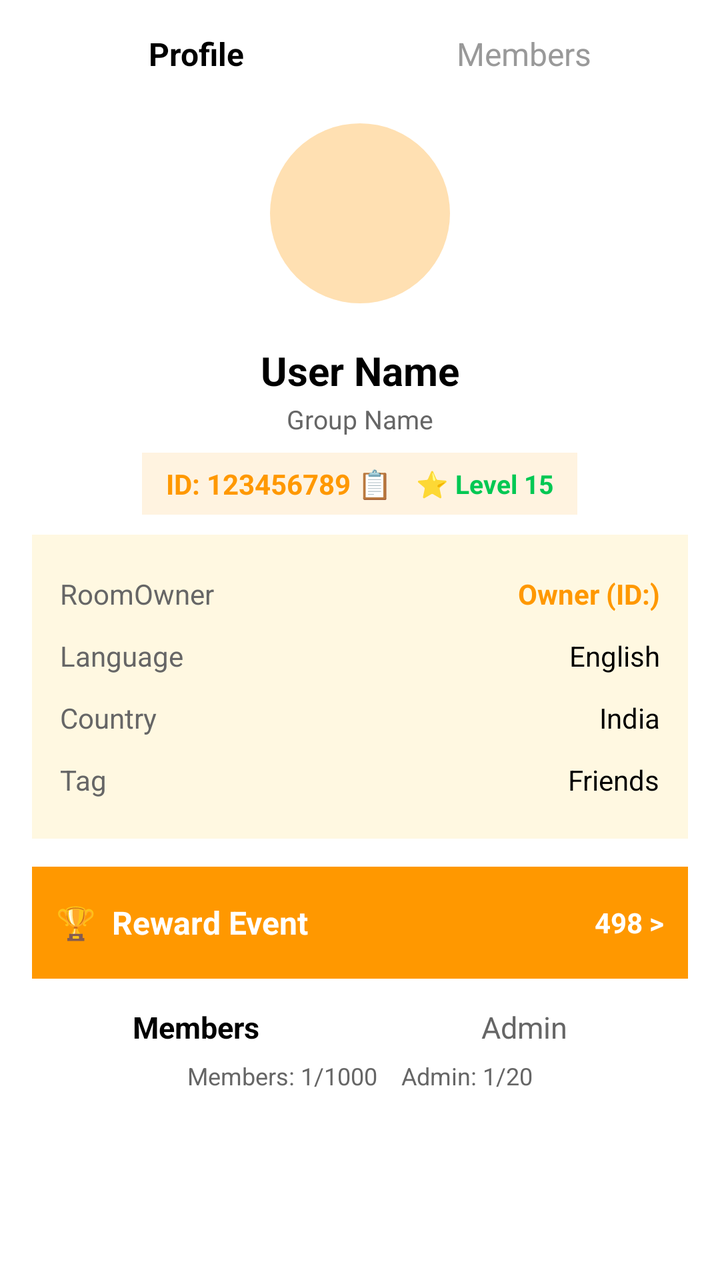
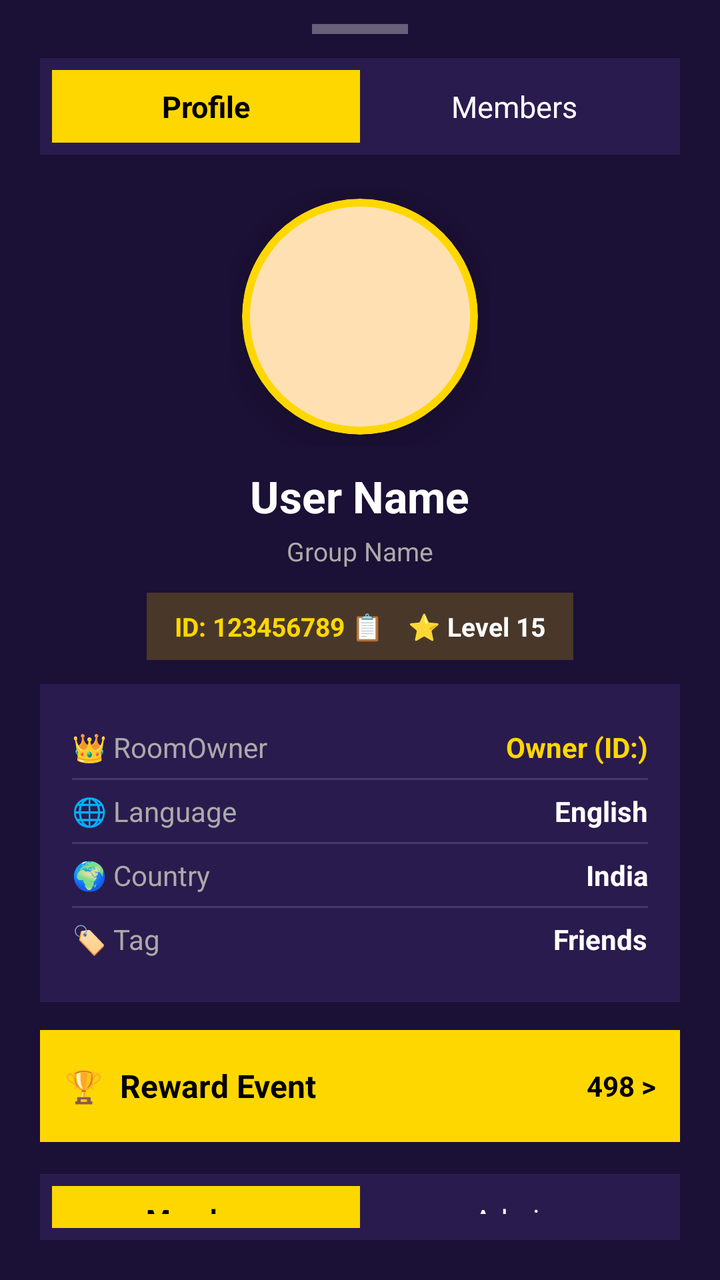

The first picture is an Android layout as it rendered before a commit; the second is the same layout after the commit. The layout source and the unified diff follow.
<!-- AndroidManifest.xml: application theme Theme.SRVoiceChat -->
<!-- res/layout/dialog_user_profile.xml -->
<?xml version="1.0" encoding="utf-8"?>
<LinearLayout xmlns:android="http://schemas.android.com/apk/res/android"
    xmlns:app="http://schemas.android.com/apk/res-auto"
    android:layout_width="match_parent"
    android:layout_height="wrap_content"
    android:orientation="vertical"
    android:background="#FFFFFF"
    android:padding="16dp"
    android:gravity="center">

    
    <LinearLayout
        android:layout_width="match_parent"
        android:layout_height="wrap_content"
        android:orientation="horizontal"
        android:gravity="center"
        android:layout_marginBottom="14dp">

        <TextView
            android:id="@+id/txtProfileTab"
            android:layout_width="0dp"
            android:layout_height="wrap_content"
            android:layout_weight="1"
            android:text="Profile"
            android:textSize="16sp"
            android:textStyle="bold"
            android:textColor="#000000"
            android:gravity="center" />

        <TextView
            android:id="@+id/txtMembersTopTab"
            android:layout_width="0dp"
            android:layout_height="wrap_content"
            android:layout_weight="1"
            android:text="Members"
            android:textSize="16sp"
            android:textColor="#999999"
            android:gravity="center" />
    </LinearLayout>

    
    <FrameLayout
        android:layout_width="110dp"
        android:layout_height="110dp"
        android:layout_marginBottom="10dp">
        <androidx.cardview.widget.CardView
            android:layout_width="90dp"
            android:layout_height="90dp"
            android:layout_gravity="center"
            app:cardCornerRadius="45dp"
            app:cardElevation="0dp">
            <ImageView
                android:id="@+id/imgUserProfile"
                android:layout_width="match_parent"
                android:layout_height="match_parent"
                android:scaleType="centerCrop"
                android:background="#FFE0B2" />
        </androidx.cardview.widget.CardView>
        <ImageView
            android:id="@+id/imgUserFrame"
            android:layout_width="110dp"
            android:layout_height="110dp"
            android:layout_gravity="center"
            android:visibility="gone"
            android:scaleType="fitXY" />
    </FrameLayout>

    
    <TextView
        android:id="@+id/txtUserName"
        android:layout_width="wrap_content"
        android:layout_height="wrap_content"
        android:text="User Name"
        android:textColor="#000000"
        android:textSize="20sp"
        android:textStyle="bold" />

    
    <TextView
        android:id="@+id/txtUserVipBadge"
        android:layout_width="wrap_content"
        android:layout_height="wrap_content"
        android:text=""
        android:textColor="#FF9800"
        android:textSize="13sp"
        android:textStyle="bold"
        android:background="#33FF9800"
        android:paddingHorizontal="12dp"
        android:paddingVertical="5dp"
        android:layout_marginTop="6dp"
        android:visibility="gone" />

    
    <TextView
        android:id="@+id/txtGroupName"
        android:layout_width="wrap_content"
        android:layout_height="wrap_content"
        android:text="Group Name"
        android:textColor="#666666"
        android:textSize="13sp"
        android:layout_marginTop="2dp" />

    
    <LinearLayout
        android:layout_width="wrap_content"
        android:layout_height="wrap_content"
        android:orientation="horizontal"
        android:gravity="center"
        android:layout_marginTop="8dp"
        android:layout_marginBottom="10dp"
        android:background="#FFF3E0"
        android:paddingHorizontal="12dp"
        android:paddingVertical="6dp">

        <TextView
            android:id="@+id/txtUserId"
            android:layout_width="wrap_content"
            android:layout_height="wrap_content"
            android:text="ID: 123456789 📋"
            android:textColor="#FF9800"
            android:textSize="14sp"
            android:textStyle="bold"
            android:layout_marginEnd="12dp"
            android:clickable="true"
            android:focusable="true"/>

        <TextView
            android:id="@+id/txtUserLevel"
            android:layout_width="wrap_content"
            android:layout_height="wrap_content"
            android:text="⭐ Level 15"
            android:textColor="#00C853"
            android:textSize="13sp"
            android:textStyle="bold"/>
    </LinearLayout>

    
    <LinearLayout
        android:id="@+id/layoutUserAgency"
        android:layout_width="wrap_content"
        android:layout_height="wrap_content"
        android:orientation="horizontal"
        android:gravity="center"
        android:background="#1E8E3E"
        android:paddingHorizontal="12dp"
        android:paddingVertical="5dp"
        android:layout_marginBottom="10dp"
        android:visibility="gone">
        <TextView
            android:id="@+id/txtUserAgency"
            android:layout_width="wrap_content"
            android:layout_height="wrap_content"
            android:text="AGENCY"
            android:textColor="#FFFFFF"
            android:textSize="11sp"
            android:textStyle="bold"
            android:letterSpacing="0.12" />
    </LinearLayout>

    
    <LinearLayout
        android:id="@+id/layoutHeaderInfo"
        android:layout_width="match_parent"
        android:layout_height="wrap_content"
        android:orientation="vertical"
        android:background="#FFF8E1"
        android:padding="14dp">

        <LinearLayout android:layout_width="match_parent" android:layout_height="wrap_content" android:orientation="horizontal" android:paddingTop="6dp" android:paddingBottom="6dp">
            <TextView android:layout_width="0dp" android:layout_height="wrap_content" android:layout_weight="1" android:text="RoomOwner" android:textColor="#666666" android:textSize="14sp" />
            <TextView android:id="@+id/txtRoomOwner" android:layout_width="wrap_content" android:layout_height="wrap_content" android:text="Owner (ID:)" android:textColor="#FF9800" android:textSize="14sp" android:textStyle="bold" />
        </LinearLayout>

        <LinearLayout android:layout_width="match_parent" android:layout_height="wrap_content" android:orientation="horizontal" android:paddingTop="6dp" android:paddingBottom="6dp">
            <TextView android:layout_width="0dp" android:layout_height="wrap_content" android:layout_weight="1" android:text="Language" android:textColor="#666666" android:textSize="14sp" />
            <TextView android:id="@+id/txtHeaderLanguage" android:layout_width="wrap_content" android:layout_height="wrap_content" android:text="English" android:textColor="#000000" android:textSize="14sp" />
        </LinearLayout>

        <LinearLayout android:layout_width="match_parent" android:layout_height="wrap_content" android:orientation="horizontal" android:paddingTop="6dp" android:paddingBottom="6dp">
            <TextView android:layout_width="0dp" android:layout_height="wrap_content" android:layout_weight="1" android:text="Country" android:textColor="#666666" android:textSize="14sp" />
            <TextView android:id="@+id/txtHeaderCountry" android:layout_width="wrap_content" android:layout_height="wrap_content" android:text="India" android:textColor="#000000" android:textSize="14sp" />
        </LinearLayout>

        <LinearLayout android:layout_width="match_parent" android:layout_height="wrap_content" android:orientation="horizontal" android:paddingTop="6dp" android:paddingBottom="6dp">
            <TextView android:layout_width="0dp" android:layout_height="wrap_content" android:layout_weight="1" android:text="Tag" android:textColor="#666666" android:textSize="14sp" />
            <TextView android:id="@+id/txtHeaderTag" android:layout_width="wrap_content" android:layout_height="wrap_content" android:text="Friends" android:textColor="#000000" android:textSize="14sp" />
        </LinearLayout>
    </LinearLayout>

    
    <LinearLayout
        android:id="@+id/layoutRewardBanner"
        android:layout_width="match_parent"
        android:layout_height="56dp"
        android:orientation="horizontal"
        android:gravity="center_vertical"
        android:background="#FF9800"
        android:padding="12dp"
        android:layout_marginTop="14dp">

        <TextView
            android:layout_width="0dp"
            android:layout_height="wrap_content"
            android:layout_weight="1"
            android:text="🏆  Reward Event"
            android:textColor="#FFFFFF"
            android:textSize="16sp"
            android:textStyle="bold" />

        <TextView
            android:id="@+id/txtRewardValue"
            android:layout_width="wrap_content"
            android:layout_height="wrap_content"
            android:text="498 >"
            android:textColor="#FFFFFF"
            android:textSize="14sp"
            android:textStyle="bold" />
    </LinearLayout>

    
    <LinearLayout
        android:id="@+id/layoutMembersSection"
        android:layout_width="match_parent"
        android:layout_height="wrap_content"
        android:orientation="vertical"
        android:paddingTop="14dp">

        <LinearLayout
            android:layout_width="match_parent"
            android:layout_height="wrap_content"
            android:orientation="horizontal"
            android:gravity="center_vertical">

            <TextView
                android:id="@+id/txtMembersTab"
                android:layout_width="0dp"
                android:layout_height="wrap_content"
                android:layout_weight="1"
                android:text="Members"
                android:textSize="15sp"
                android:textStyle="bold"
                android:textColor="#000000"
                android:gravity="center" />

            <TextView
                android:id="@+id/txtAdminTab"
                android:layout_width="0dp"
                android:layout_height="wrap_content"
                android:layout_weight="1"
                android:text="Admin"
                android:textSize="15sp"
                android:textColor="#666666"
                android:gravity="center" />
        </LinearLayout>

        <TextView
            android:id="@+id/txtMembersCount"
            android:layout_width="match_parent"
            android:layout_height="wrap_content"
            android:text="Members: 1/1000    Admin: 1/20"
            android:textColor="#666666"
            android:textSize="12sp"
            android:gravity="center"
            android:paddingTop="6dp" />

        <androidx.recyclerview.widget.RecyclerView
            android:id="@+id/rvHeaderMembersList"
            android:layout_width="match_parent"
            android:layout_height="180dp"
            android:layout_marginTop="8dp" />
    </LinearLayout>

    
    <Button
        android:id="@+id/btnFollow"
        android:layout_width="match_parent"
        android:layout_height="48dp"
        android:text="➕ Follow"
        android:textColor="#FFFFFF"
        android:textStyle="bold"
        android:backgroundTint="#00C853"
        android:layout_marginTop="12dp"
        android:visibility="gone" />

</LinearLayout>
<!-- resources referenced by this layout -->
<resources>
  <style name="Theme.SRVoiceChat" parent="Theme.Material3.DayNight.NoActionBar">
          <item name="colorPrimary">#FF4081</item>
          <item name="android:statusBarColor">#FF4081</item>
          <item name="android:windowLightStatusBar">true</item>
      </style>
</resources>

<!-- the commit's change to res/layout/dialog_user_profile.xml (unified diff, before → after) -->
@@ -4,9 +4,18 @@
     android:layout_width="match_parent"
     android:layout_height="wrap_content"
     android:orientation="vertical"
-    android:background="#FFFFFF"
-    android:padding="16dp"
+    android:background="#1B1035"
+    android:paddingStart="20dp"
+    android:paddingEnd="20dp"
+    android:paddingTop="12dp"
+    android:paddingBottom="20dp"
     android:gravity="center">
+
+    
+    <View
+        android:layout_width="48dp"
+        android:layout_height="5dp"
+        android:background="#55FFFFFF" />
 
     
     <LinearLayout
@@ -14,7 +23,10 @@
         android:layout_height="wrap_content"
         android:orientation="horizontal"
         android:gravity="center"
-        android:layout_marginBottom="14dp">
+        android:background="#2A1B4E"
+        android:padding="6dp"
+        android:layout_marginTop="12dp"
+        android:layout_marginBottom="16dp">
 
         <TextView
             android:id="@+id/txtProfileTab"
@@ -22,9 +34,11 @@
             android:layout_height="wrap_content"
             android:layout_weight="1"
             android:text="Profile"
-            android:textSize="16sp"
+            android:textSize="15sp"
             android:textStyle="bold"
             android:textColor="#000000"
+            android:background="#FFD700"
+            android:paddingVertical="8dp"
             android:gravity="center" />
 
         <TextView
@@ -33,33 +47,42 @@
             android:layout_height="wrap_content"
             android:layout_weight="1"
             android:text="Members"
-            android:textSize="16sp"
-            android:textColor="#999999"
+            android:textSize="15sp"
+            android:textColor="#FFFFFF"
+            android:paddingVertical="8dp"
             android:gravity="center" />
     </LinearLayout>
 
     
     <FrameLayout
-        android:layout_width="110dp"
-        android:layout_height="110dp"
+        android:layout_width="130dp"
+        android:layout_height="130dp"
         android:layout_marginBottom="10dp">
         <androidx.cardview.widget.CardView
-            android:layout_width="90dp"
-            android:layout_height="90dp"
+            android:layout_width="118dp"
+            android:layout_height="118dp"
             android:layout_gravity="center"
-            app:cardCornerRadius="45dp"
-            app:cardElevation="0dp">
-            <ImageView
-                android:id="@+id/imgUserProfile"
-                android:layout_width="match_parent"
-                android:layout_height="match_parent"
-                android:scaleType="centerCrop"
-                android:background="#FFE0B2" />
+            app:cardCornerRadius="59dp"
+            app:cardElevation="10dp"
+            app:cardBackgroundColor="#FFD700">
+            <androidx.cardview.widget.CardView
+                android:layout_width="110dp"
+                android:layout_height="110dp"
+                android:layout_gravity="center"
+                app:cardCornerRadius="55dp"
+                app:cardElevation="0dp">
+                <ImageView
+                    android:id="@+id/imgUserProfile"
+                    android:layout_width="match_parent"
+                    android:layout_height="match_parent"
+                    android:scaleType="centerCrop"
+                    android:background="#FFE0B2" />
+            </androidx.cardview.widget.CardView>
         </androidx.cardview.widget.CardView>
         <ImageView
             android:id="@+id/imgUserFrame"
-            android:layout_width="110dp"
-            android:layout_height="110dp"
+            android:layout_width="130dp"
+            android:layout_height="130dp"
             android:layout_gravity="center"
             android:visibility="gone"
             android:scaleType="fitXY" />
@@ -71,9 +94,11 @@
         android:layout_width="wrap_content"
         android:layout_height="wrap_content"
         android:text="User Name"
-        android:textColor="#000000"
-        android:textSize="20sp"
-        android:textStyle="bold" />
+        android:textColor="#FFFFFF"
+        android:textSize="22sp"
+        android:textStyle="bold"
+        android:maxLines="1"
+        android:ellipsize="end" />
 
     
     <TextView
@@ -81,13 +106,13 @@
         android:layout_width="wrap_content"
         android:layout_height="wrap_content"
         android:text=""
-        android:textColor="#FF9800"
+        android:textColor="#000000"
         android:textSize="13sp"
         android:textStyle="bold"
-        android:background="#33FF9800"
-        android:paddingHorizontal="12dp"
-        android:paddingVertical="5dp"
-        android:layout_marginTop="6dp"
+        android:background="#FFD700"
+        android:paddingHorizontal="16dp"
+        android:paddingVertical="6dp"
+        android:layout_marginTop="8dp"
         android:visibility="gone" />
 
     
@@ -96,9 +121,9 @@
         android:layout_width="wrap_content"
         android:layout_height="wrap_content"
         android:text="Group Name"
-        android:textColor="#666666"
+        android:textColor="#AAAAAA"
         android:textSize="13sp"
-        android:layout_marginTop="2dp" />
+        android:layout_marginTop="4dp" />
 
     
     <LinearLayout
@@ -106,19 +131,19 @@
         android:layout_height="wrap_content"
         android:orientation="horizontal"
         android:gravity="center"
-        android:layout_marginTop="8dp"
-        android:layout_marginBottom="10dp"
-        android:background="#FFF3E0"
-        android:paddingHorizontal="12dp"
-        android:paddingVertical="6dp">
+        android:layout_marginTop="12dp"
+        android:layout_marginBottom="12dp"
+        android:background="#33FFD700"
+        android:paddingHorizontal="14dp"
+        android:paddingVertical="8dp">
 
         <TextView
             android:id="@+id/txtUserId"
             android:layout_width="wrap_content"
             android:layout_height="wrap_content"
             android:text="ID: 123456789 📋"
-            android:textColor="#FF9800"
-            android:textSize="14sp"
+            android:textColor="#FFD700"
+            android:textSize="13sp"
             android:textStyle="bold"
             android:layout_marginEnd="12dp"
             android:clickable="true"
@@ -129,7 +154,7 @@
             android:layout_width="wrap_content"
             android:layout_height="wrap_content"
             android:text="⭐ Level 15"
-            android:textColor="#00C853"
+            android:textColor="#FFFFFF"
             android:textSize="13sp"
             android:textStyle="bold"/>
     </LinearLayout>
@@ -142,15 +167,15 @@
         android:orientation="horizontal"
         android:gravity="center"
         android:background="#1E8E3E"
-        android:paddingHorizontal="12dp"
-        android:paddingVertical="5dp"
-        android:layout_marginBottom="10dp"
+        android:paddingHorizontal="16dp"
+        android:paddingVertical="6dp"
+        android:layout_marginBottom="12dp"
         android:visibility="gone">
         <TextView
             android:id="@+id/txtUserAgency"
             android:layout_width="wrap_content"
             android:layout_height="wrap_content"
-            android:text="AGENCY"
+            android:text="★ AGENCY ★"
             android:textColor="#FFFFFF"
             android:textSize="11sp"
             android:textStyle="bold"
@@ -163,27 +188,33 @@
         android:layout_width="match_parent"
         android:layout_height="wrap_content"
         android:orientation="vertical"
-        android:background="#FFF8E1"
-        android:padding="14dp">
+        android:background="#2A1B4E"
+        android:padding="16dp">
 
         <LinearLayout android:layout_width="match_parent" android:layout_height="wrap_content" android:orientation="horizontal" android:paddingTop="6dp" android:paddingBottom="6dp">
-            <TextView android:layout_width="0dp" android:layout_height="wrap_content" android:layout_weight="1" android:text="RoomOwner" android:textColor="#666666" android:textSize="14sp" />
-            <TextView android:id="@+id/txtRoomOwner" android:layout_width="wrap_content" android:layout_height="wrap_content" android:text="Owner (ID:)" android:textColor="#FF9800" android:textSize="14sp" android:textStyle="bold" />
-        </LinearLayout>
+            <TextView android:layout_width="0dp" android:layout_height="wrap_content" android:layout_weight="1" android:text="👑 RoomOwner" android:textColor="#AAAAAA" android:textSize="14sp" />
+            <TextView android:id="@+id/txtRoomOwner" android:layout_width="wrap_content" android:layout_height="wrap_content" android:text="Owner (ID:)" android:textColor="#FFD700" android:textSize="14sp" android:textStyle="bold" />
+        </LinearLayout>
+
+        <View android:layout_width="match_parent" android:layout_height="1dp" android:background="#22FFFFFF" />
 
         <LinearLayout android:layout_width="match_parent" android:layout_height="wrap_content" android:orientation="horizontal" android:paddingTop="6dp" android:paddingBottom="6dp">
-            <TextView android:layout_width="0dp" android:layout_height="wrap_content" android:layout_weight="1" android:text="Language" android:textColor="#666666" android:textSize="14sp" />
-            <TextView android:id="@+id/txtHeaderLanguage" android:layout_width="wrap_content" android:layout_height="wrap_content" android:text="English" android:textColor="#000000" android:textSize="14sp" />
-        </LinearLayout>
+            <TextView android:layout_width="0dp" android:layout_height="wrap_content" android:layout_weight="1" android:text="🌐 Language" android:textColor="#AAAAAA" android:textSize="14sp" />
+            <TextView android:id="@+id/txtHeaderLanguage" android:layout_width="wrap_content" android:layout_height="wrap_content" android:text="English" android:textColor="#FFFFFF" android:textSize="14sp" android:textStyle="bold" />
+        </LinearLayout>
+
+        <View android:layout_width="match_parent" android:layout_height="1dp" android:background="#22FFFFFF" />
 
         <LinearLayout android:layout_width="match_parent" android:layout_height="wrap_content" android:orientation="horizontal" android:paddingTop="6dp" android:paddingBottom="6dp">
-            <TextView android:layout_width="0dp" android:layout_height="wrap_content" android:layout_weight="1" android:text="Country" android:textColor="#666666" android:textSize="14sp" />
-            <TextView android:id="@+id/txtHeaderCountry" android:layout_width="wrap_content" android:layout_height="wrap_content" android:text="India" android:textColor="#000000" android:textSize="14sp" />
-        </LinearLayout>
+            <TextView android:layout_width="0dp" android:layout_height="wrap_content" android:layout_weight="1" android:text="🌍 Country" android:textColor="#AAAAAA" android:textSize="14sp" />
+            <TextView android:id="@+id/txtHeaderCountry" android:layout_width="wrap_content" android:layout_height="wrap_content" android:text="India" android:textColor="#FFFFFF" android:textSize="14sp" android:textStyle="bold" />
+        </LinearLayout>
+
+        <View android:layout_width="match_parent" android:layout_height="1dp" android:background="#22FFFFFF" />
 
         <LinearLayout android:layout_width="match_parent" android:layout_height="wrap_content" android:orientation="horizontal" android:paddingTop="6dp" android:paddingBottom="6dp">
-            <TextView android:layout_width="0dp" android:layout_height="wrap_content" android:layout_weight="1" android:text="Tag" android:textColor="#666666" android:textSize="14sp" />
-            <TextView android:id="@+id/txtHeaderTag" android:layout_width="wrap_content" android:layout_height="wrap_content" android:text="Friends" android:textColor="#000000" android:textSize="14sp" />
+            <TextView android:layout_width="0dp" android:layout_height="wrap_content" android:layout_weight="1" android:text="🏷️ Tag" android:textColor="#AAAAAA" android:textSize="14sp" />
+            <TextView android:id="@+id/txtHeaderTag" android:layout_width="wrap_content" android:layout_height="wrap_content" android:text="Friends" android:textColor="#FFFFFF" android:textSize="14sp" android:textStyle="bold" />
         </LinearLayout>
     </LinearLayout>
 
@@ -194,7 +225,7 @@
         android:layout_height="56dp"
         android:orientation="horizontal"
         android:gravity="center_vertical"
-        android:background="#FF9800"
+        android:background="#FFD700"
         android:padding="12dp"
         android:layout_marginTop="14dp">
 
@@ -203,7 +234,7 @@
             android:layout_height="wrap_content"
             android:layout_weight="1"
             android:text="🏆  Reward Event"
-            android:textColor="#FFFFFF"
+            android:textColor="#000000"
             android:textSize="16sp"
             android:textStyle="bold" />
 
@@ -212,7 +243,7 @@
             android:layout_width="wrap_content"
             android:layout_height="wrap_content"
             android:text="498 >"
-            android:textColor="#FFFFFF"
+            android:textColor="#000000"
             android:textSize="14sp"
             android:textStyle="bold" />
     </LinearLayout>
@@ -223,13 +254,15 @@
         android:layout_width="match_parent"
         android:layout_height="wrap_content"
         android:orientation="vertical"
-        android:paddingTop="14dp">
+        android:paddingTop="16dp">
 
         <LinearLayout
             android:layout_width="match_parent"
             android:layout_height="wrap_content"
             android:orientation="horizontal"
-            android:gravity="center_vertical">
+            android:gravity="center_vertical"
+            android:background="#2A1B4E"
+            android:padding="6dp">
 
             <TextView
                 android:id="@+id/txtMembersTab"
@@ -237,9 +270,11 @@
                 android:layout_height="wrap_content"
                 android:layout_weight="1"
                 android:text="Members"
-                android:textSize="15sp"
+                android:textSize="14sp"
                 android:textStyle="bold"
                 android:textColor="#000000"
+                android:background="#FFD700"
+                android:paddingVertical="7dp"
                 android:gravity="center" />
 
             <TextView
@@ -248,8 +283,9 @@
                 android:layout_height="wrap_content"
                 android:layout_weight="1"
                 android:text="Admin"
-                android:textSize="15sp"
-                android:textColor="#666666"
+                android:textSize="14sp"
+                android:textColor="#FFFFFF"
+                android:paddingVertical="7dp"
                 android:gravity="center" />
         </LinearLayout>
 
@@ -258,10 +294,10 @@
             android:layout_width="match_parent"
             android:layout_height="wrap_content"
             android:text="Members: 1/1000    Admin: 1/20"
-            android:textColor="#666666"
+            android:textColor="#AAAAAA"
             android:textSize="12sp"
             android:gravity="center"
-            android:paddingTop="6dp" />
+            android:paddingTop="8dp" />
 
         <androidx.recyclerview.widget.RecyclerView
             android:id="@+id/rvHeaderMembersList"
@@ -276,9 +312,9 @@
         android:layout_width="match_parent"
         android:layout_height="48dp"
         android:text="➕ Follow"
-        android:textColor="#FFFFFF"
+        android:textColor="#000000"
         android:textStyle="bold"
-        android:backgroundTint="#00C853"
+        android:backgroundTint="#FFD700"
         android:layout_marginTop="12dp"
         android:visibility="gone" />
 
